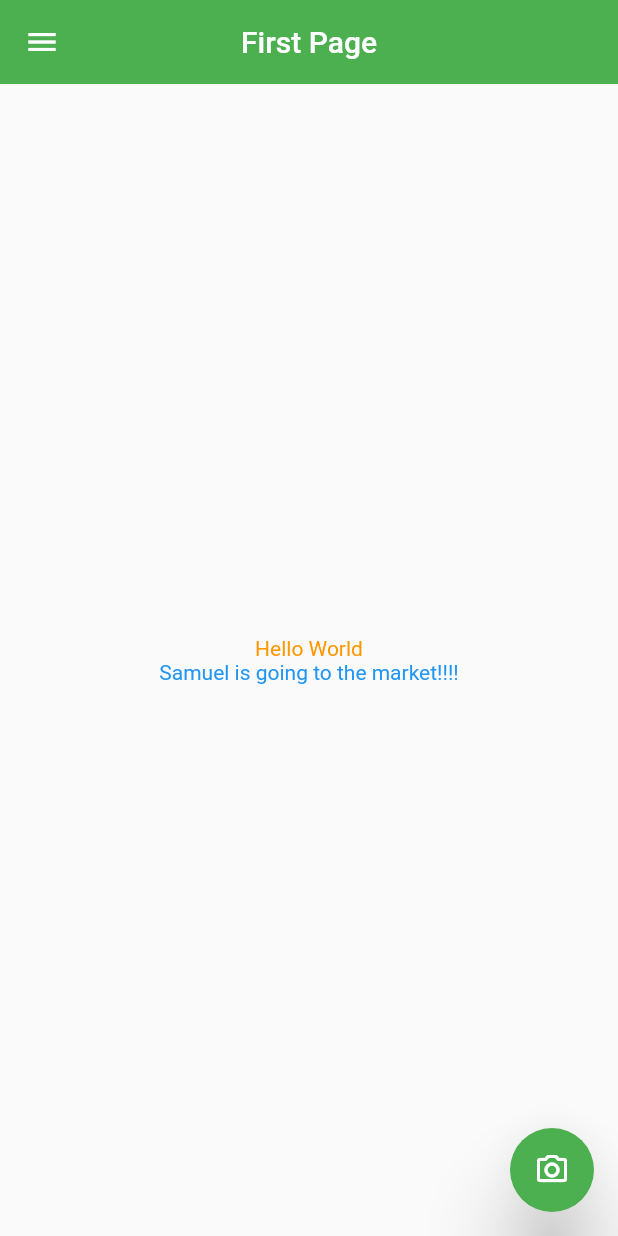
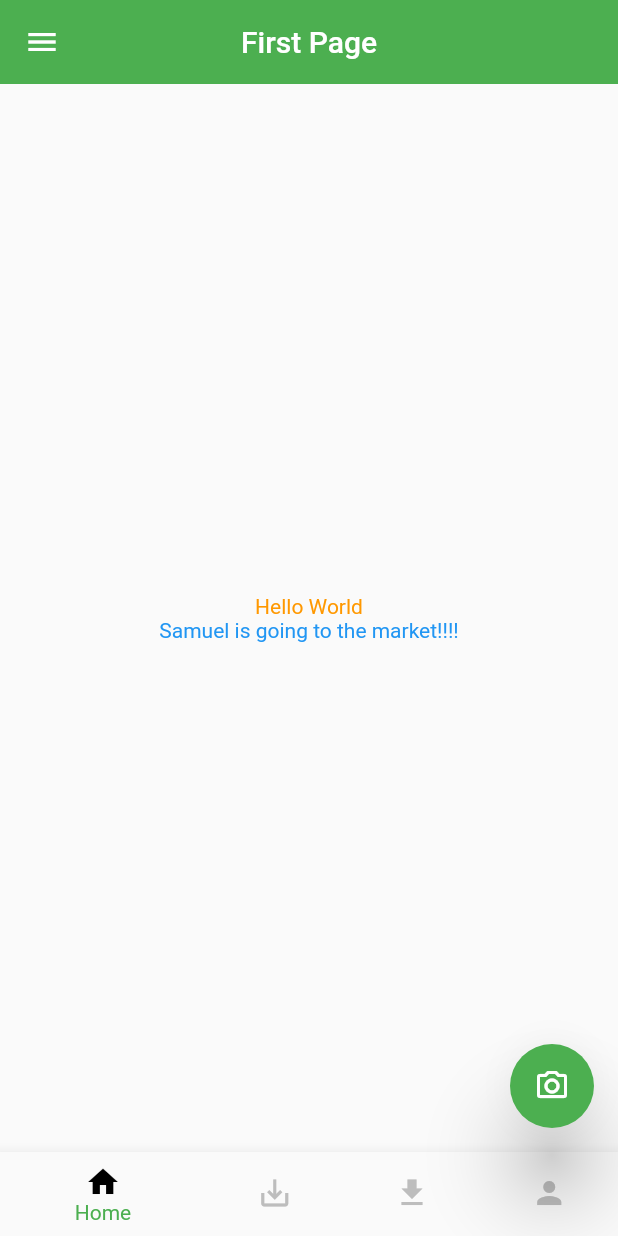
Before and after one commit to techwithsam/flutter_class, a Flutter app: the screen it shows after launch, on a phone screen of 412 x 824 dp. Run offline on Flutter 3.47's test engine with Material 2 defaults, Android fonts, the phone set to English and light mode, and no system bars.

Commit message:
bottom navigation bar explained

```diff
--- a/lib/main.dart
+++ b/lib/main.dart
@@ -23,8 +23,33 @@ class MyApp extends StatelessWidget {
   }
 }
 
-class MyFirstPage extends StatelessWidget {
+class MyFirstPage extends StatefulWidget {
   const MyFirstPage({Key? key}) : super(key: key);
+
+  @override
+  _MyFirstPageState createState() => _MyFirstPageState();
+}
+
+class _MyFirstPageState extends State<MyFirstPage> {
+  int _currentIndex = 0;
+
+  List<Widget> _widgetList = [
+    Center(
+      child: Column(
+        mainAxisAlignment: MainAxisAlignment.center,
+        children: [
+          Text('Hello World'),
+          Text(
+            'Samuel is going to the market!!!!',
+            style: TextStyle(color: Colors.blue),
+          ),
+        ],
+      ),
+    ),
+    Container(child: Text('Page Two')),
+    Container(child: Text('Page Three')),
+    Container(child: Text('Page Four')),
+  ];
 
   @override
   Widget build(BuildContext context) {
@@ -77,19 +102,31 @@ class MyFirstPage extends StatelessWidget {
         child: Icon(Icons.camera_alt_outlined),
       ),
       floatingActionButtonLocation: FloatingActionButtonLocation.endFloat,
-      body: Center(
-        child: Column(
-          mainAxisAlignment: MainAxisAlignment.center,
-          children: [
-            Text('Hello World'),
-            Text(
-              'Samuel is going to the market!!!!',
-              style: TextStyle(color: Colors.blue),
-            ),
-          ],
-        ),
+      bottomNavigationBar: BottomNavigationBar(
+        unselectedIconTheme: IconThemeData(color: Colors.grey[400]),
+        selectedIconTheme: IconThemeData(color: Colors.black),
+        unselectedLabelStyle: TextStyle(color: Colors.grey[400]),
+        selectedLabelStyle: TextStyle(color: Colors.black),
+        fixedColor: Colors.green,
+        type: BottomNavigationBarType.shifting,
+        onTap: onTapped,
+        currentIndex: _currentIndex,
+        items: [
+          BottomNavigationBarItem(icon: Icon(Icons.home), label: 'Home'),
+          BottomNavigationBarItem(icon: Icon(Icons.save_alt), label: 'Saved'),
+          BottomNavigationBarItem(
+              icon: Icon(Icons.download), label: 'Downloads'),
+          BottomNavigationBarItem(icon: Icon(Icons.person), label: 'Profile'),
+        ],
       ),
+      body: _widgetList[_currentIndex],
     );
+  }
+
+  void onTapped(int index) {
+    setState(() {
+      _currentIndex = index;
+    });
   }
 
   _buildDrawerList(
```
